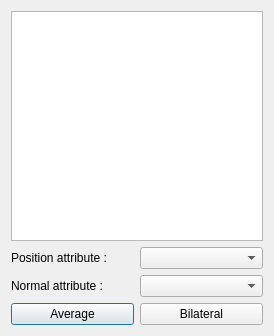
This is schnapps/plugins/surface_modelisation/dialog_filtering.ui in cgogn/SCHNApps as Qt 5 draws it before an edit. The edited form follows.
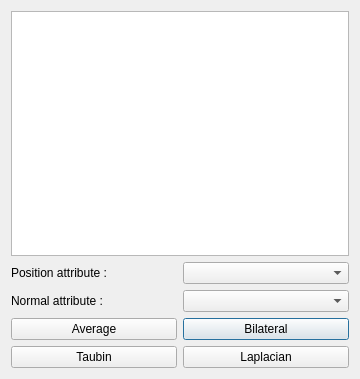
This is the edited form.

What changed in the file:
```diff
--- a/schnapps/plugins/surface_modelisation/dialog_filtering.ui
+++ b/schnapps/plugins/surface_modelisation/dialog_filtering.ui
@@ -7,8 +7,8 @@
    <rect>
     <x>0</x>
     <y>0</y>
-    <width>274</width>
-    <height>336</height>
+    <width>360</width>
+    <height>379</height>
    </rect>
   </property>
   <property name="windowTitle">
@@ -61,21 +61,35 @@
     </layout>
    </item>
    <item row="3" column="0">
-    <layout class="QHBoxLayout" name="horizontalLayout">
-     <item>
-      <widget class="QPushButton" name="button_average">
-       <property name="text">
-        <string>Average</string>
-       </property>
-      </widget>
-     </item>
-     <item>
+    <layout class="QGridLayout" name="gridLayout_2">
+     <item row="2" column="3">
       <widget class="QPushButton" name="button_bilateral">
        <property name="text">
         <string>Bilateral</string>
        </property>
       </widget>
      </item>
+     <item row="2" column="2">
+      <widget class="QPushButton" name="button_average">
+       <property name="text">
+        <string>Average</string>
+       </property>
+      </widget>
+     </item>
+     <item row="3" column="2">
+      <widget class="QPushButton" name="button_taubin">
+       <property name="text">
+        <string>Taubin</string>
+       </property>
+      </widget>
+     </item>
+     <item row="3" column="3">
+      <widget class="QPushButton" name="button_laplacian">
+       <property name="text">
+        <string>Laplacian</string>
+       </property>
+      </widget>
+     </item>
     </layout>
    </item>
   </layout>
```
Left out of the diff: 1 changed line with no effect on the pictures.
